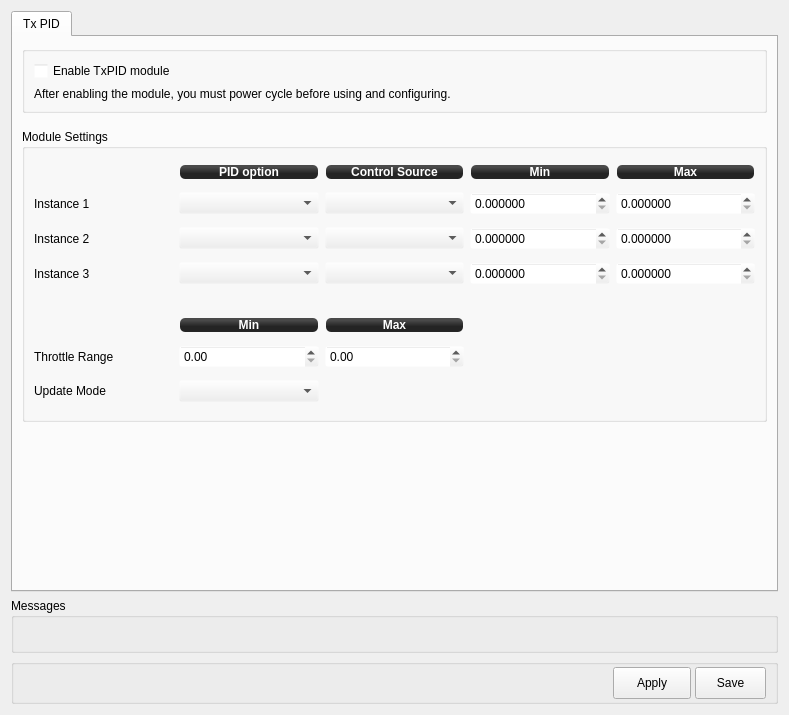
openpilot/OpenPilot, file ground/openpilotgcs/src/plugins/config/txpid.ui: the form before one commit.
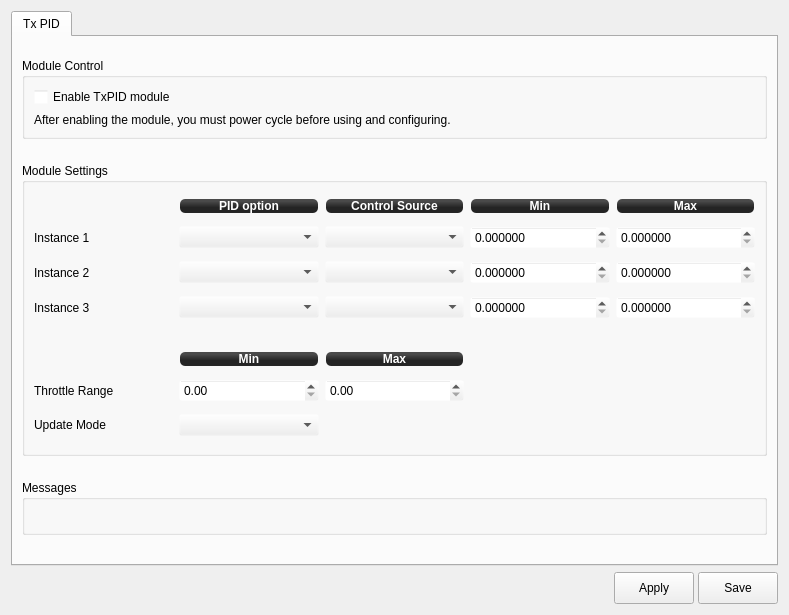
The form after the commit. Icons and pictures are not drawn.

Commit message: almost done fixing any spacing isues, changed the font so its bigger, added some new stylesheet properties to linux and osx

Diff of the .ui file:
```diff
--- a/ground/openpilotgcs/src/plugins/config/txpid.ui
+++ b/ground/openpilotgcs/src/plugins/config/txpid.ui
@@ -7,13 +7,16 @@
     <x>0</x>
     <y>0</y>
     <width>789</width>
-    <height>715</height>
+    <height>615</height>
    </rect>
   </property>
   <property name="windowTitle">
    <string>TxPID</string>
   </property>
   <layout class="QVBoxLayout" name="verticalLayout">
+   <property name="spacing">
+    <number>-1</number>
+   </property>
    <item>
     <widget class="QTabWidget" name="tabWidget">
      <property name="currentIndex">
@@ -25,9 +28,18 @@
       </attribute>
       <layout class="QVBoxLayout" name="verticalLayout_4">
        <property name="spacing">
+        <number>-1</number>
+       </property>
+       <property name="leftMargin">
+        <number>0</number>
+       </property>
+       <property name="topMargin">
         <number>12</number>
        </property>
-       <property name="margin">
+       <property name="rightMargin">
+        <number>0</number>
+       </property>
+       <property name="bottomMargin">
         <number>0</number>
        </property>
        <item>
@@ -108,14 +120,17 @@
             <x>0</x>
             <y>0</y>
             <width>759</width>
-            <height>543</height>
+            <height>503</height>
            </rect>
           </property>
           <layout class="QVBoxLayout" name="verticalLayout_2">
+           <property name="spacing">
+            <number>24</number>
+           </property>
            <item>
             <widget class="QGroupBox" name="groupBox_2">
              <property name="title">
-              <string/>
+              <string>Module Control</string>
              </property>
              <layout class="QVBoxLayout" name="verticalLayout_5">
               <item>
@@ -148,22 +163,6 @@
              </layout>
             </widget>
            </item>
-           <item>
-            <spacer name="verticalSpacer_2">
-             <property name="orientation">
-              <enum>Qt::Vertical</enum>
-             </property>
-             <property name="sizeType">
-              <enum>QSizePolicy::Preferred</enum>
-             </property>
-             <property name="sizeHint" stdset="0">
-              <size>
-               <width>20</width>
-               <height>10</height>
-              </size>
-             </property>
-            </spacer>
-           </item>
            <item>
             <widget class="QGroupBox" name="groupBox_6">
              <property name="enabled">
@@ -669,27 +668,6 @@
             </widget>
            </item>
            <item>
-            <spacer name="verticalSpacer">
-             <property name="orientation">
-              <enum>Qt::Vertical</enum>
-             </property>
-             <property name="sizeHint" stdset="0">
-              <size>
-               <width>20</width>
-               <height>20</height>
-              </size>
-             </property>
-            </spacer>
-           </item>
-          </layout>
-         </widget>
-        </widget>
-       </item>
-      </layout>
-     </widget>
-    </widget>
-   </item>
-   <item>
     <widget class="QGroupBox" name="groupBox_3">
      <property name="title">
       <string>Messages</string>
@@ -706,38 +684,31 @@
     </widget>
    </item>
    <item>
-    <widget class="QGroupBox" name="groupBox">
-     <property name="sizePolicy">
-      <sizepolicy hsizetype="Preferred" vsizetype="Minimum">
-       <horstretch>0</horstretch>
-       <verstretch>0</verstretch>
-      </sizepolicy>
-     </property>
-     <property name="minimumSize">
+            <spacer name="verticalSpacer">
+             <property name="orientation">
+              <enum>Qt::Vertical</enum>
+             </property>
+             <property name="sizeHint" stdset="0">
       <size>
-       <width>0</width>
-       <height>45</height>
-      </size>
-     </property>
-     <property name="maximumSize">
-      <size>
-       <width>16777215</width>
-       <height>45</height>
-      </size>
-     </property>
-     <property name="title">
-      <string/>
-     </property>
+               <width>20</width>
+               <height>20</height>
+              </size>
+             </property>
+            </spacer>
+           </item>
+          </layout>
+         </widget>
+        </widget>
+       </item>
+      </layout>
+     </widget>
+    </widget>
+   </item>
+   <item>
      <layout class="QHBoxLayout" name="horizontalLayout_2">
       <property name="spacing">
        <number>4</number>
       </property>
-      <property name="topMargin">
-       <number>0</number>
-      </property>
-      <property name="bottomMargin">
-       <number>0</number>
-      </property>
       <item>
        <spacer name="horizontalSpacer">
         <property name="orientation">
@@ -746,7 +717,7 @@
         <property name="sizeHint" stdset="0">
          <size>
           <width>570</width>
-          <height>13</height>
+         <height>16</height>
          </size>
         </property>
        </spacer>
@@ -852,7 +823,6 @@
        </widget>
       </item>
      </layout>
-    </widget>
    </item>
   </layout>
  </widget>
```
Lines whose indentation alone changed are shown as unchanged. The commit also changes 13 other files.
